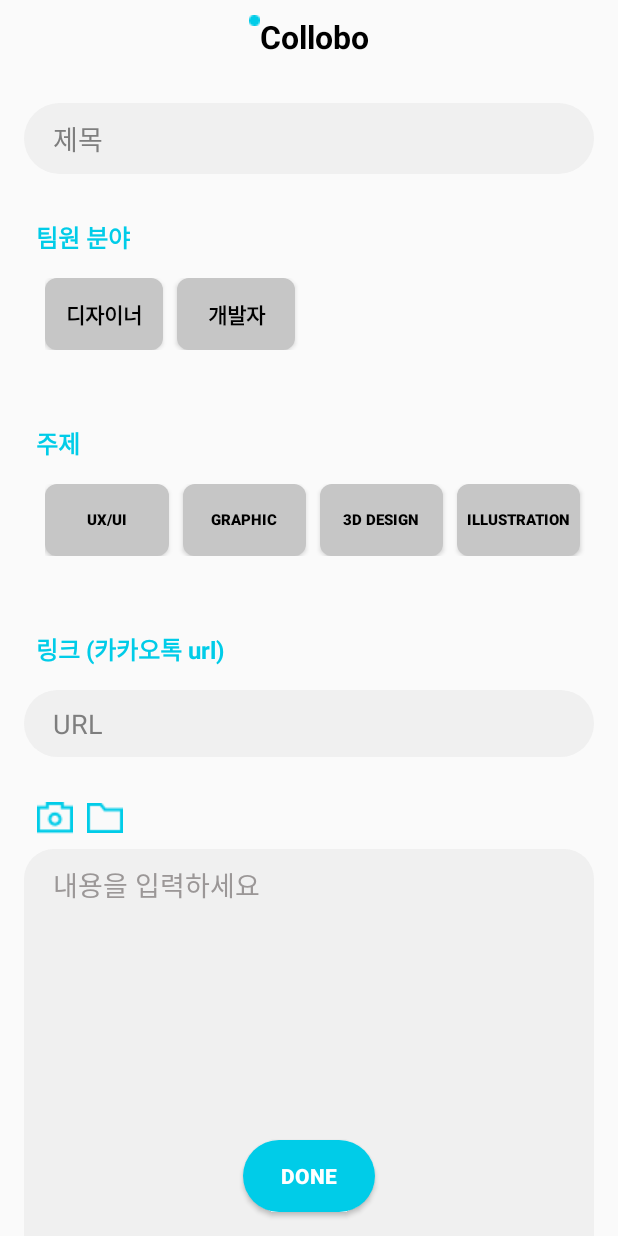
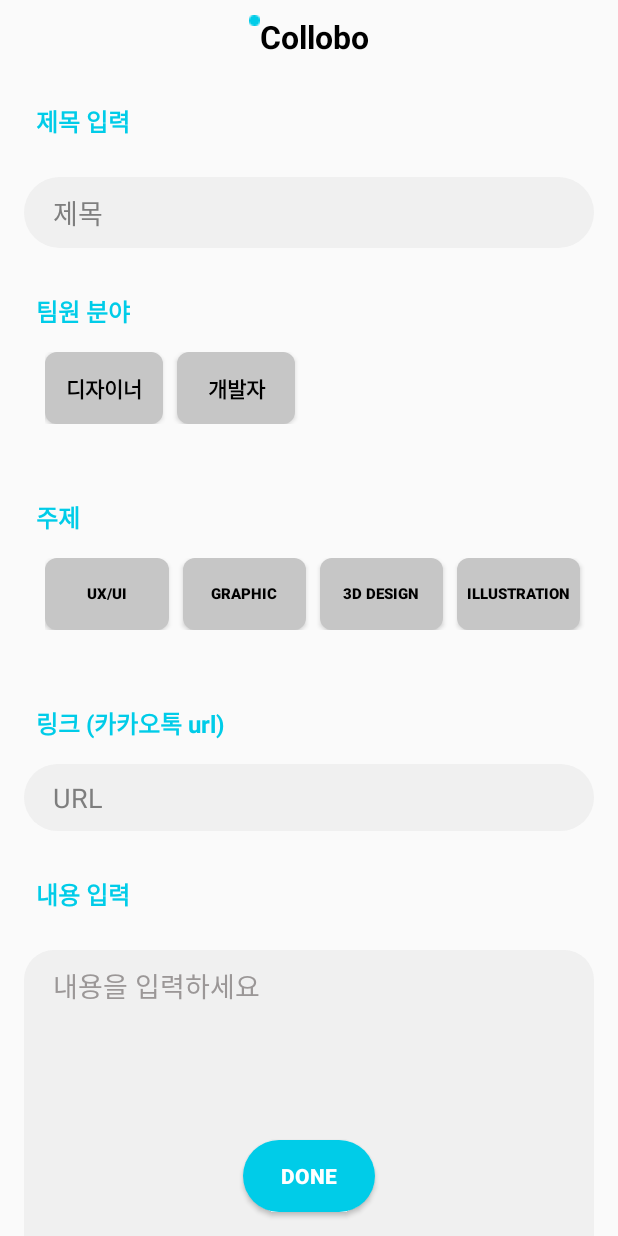
Before and after one commit to EJ-pro/Collobo-Station, an Android app: the Team_Write_Activity screen opened directly, with no data from a screen before it, on a phone screen of 412 x 824 dp. Run offline under Robolectric (Android 15) with nearby library versions, the phone set to English and light mode, and no system bars; our stand-ins replace Firebase (no records; nobody signed in at launch, a user with empty details on screens opened directly).

Commit message:
scrap 디자인 수정 드디어 되었다 item gravite 잘못되어있었음

```diff
--- a/app/src/main/res/layout/activity_team_write.xml
+++ b/app/src/main/res/layout/activity_team_write.xml
@@ -43,11 +43,27 @@
                 <!-- TextView -->
 
                 <!-- 첫 번째 Button 그룹 -->
+                <LinearLayout
+                    android:layout_width="match_parent"
+                    android:layout_height="wrap_content"
+                    android:layout_marginBottom="10dp"
+                    android:orientation="horizontal">
+
+                    <TextView
+                        android:layout_width="wrap_content"
+                        android:layout_height="wrap_content"
+                        android:layout_marginTop="30dp"
+                        android:layout_marginLeft="8dp"
+                        android:layout_marginBottom="15dp"
+                        android:text="제목 입력"
+                        android:textColor="@color/maincolor"
+                        android:textSize="16sp"
+                        android:textStyle="bold" />
+                </LinearLayout>
                 <EditText
                     android:id="@+id/editTextTitle"
                     android:layout_width="match_parent"
                     android:layout_height="wrap_content"
-                    android:layout_marginTop="30dp"
                     android:layout_marginBottom="30dp"
                     android:background="@drawable/team_write_background"
                     android:hint="  제목"
@@ -201,28 +217,21 @@
                     android:padding="10dp"
                     android:textColorHint="#7E7E7E" />
 
-                <!-- 마지막으로 이미지 버튼 2개 -->
                 <LinearLayout
                     android:layout_width="match_parent"
                     android:layout_height="wrap_content"
-                    android:layout_marginLeft="8dp"
                     android:layout_marginBottom="10dp"
                     android:orientation="horizontal">
 
-                    <ImageButton
-                        android:id="@+id/cameraButton"
-                        android:layout_width="25dp"
-                        android:layout_height="21dp"
-                        android:src="@drawable/image_camera"
-                        android:background="@android:color/transparent"/>
-
-                    <ImageButton
-                        android:id="@+id/fileButton"
-                        android:layout_width="25dp"
-                        android:layout_height="21dp"
-                        android:src="@drawable/image_folder"
+                    <TextView
+                        android:layout_width="wrap_content"
+                        android:layout_height="wrap_content"
                         android:layout_marginLeft="8dp"
-                        android:background="@android:color/transparent"/>
+                        android:layout_marginBottom="15dp"
+                        android:text="내용 입력"
+                        android:textColor="@color/maincolor"
+                        android:textSize="16sp"
+                        android:textStyle="bold" />
                 </LinearLayout>
 
                 <!-- 작성 내용 입력란 -->
--- a/app/src/main/res/layout/fragment_home.xml
+++ b/app/src/main/res/layout/fragment_home.xml
@@ -108,6 +108,7 @@
                     android:paddingEnd="30dp"
                     android:paddingBottom="10dp"
                     android:orientation="horizontal"
+                    android:overScrollMode="never"
                     android:adjustViewBounds="true"
                     android:layout_marginTop="10dp"/>
 
@@ -175,6 +176,7 @@
             android:layout_width="match_parent"
             android:layout_height="wrap_content"
             android:fitsSystemWindows="true"
+            android:overScrollMode="never"
             android:background="@color/black"
             android:paddingBottom="50dp"
             app:layout_behavior="@string/appbar_scrolling_view_behavior"
--- a/app/src/main/res/layout/fragment_scrap.xml
+++ b/app/src/main/res/layout/fragment_scrap.xml
@@ -37,12 +37,6 @@
                 android:layout_height="wrap_content"
                 android:layout_weight="1"/>
 
-            <ImageView
-                android:id="@+id/meunbar"
-                android:layout_width="35dp"
-                android:layout_height="35dp"
-                android:layout_margin="20dp"
-                android:src="@drawable/image_menu" />
         </LinearLayout>
         <ImageButton
             android:id="@+id/btn_add_contest"
--- a/app/src/main/res/layout/item_scrap_page.xml
+++ b/app/src/main/res/layout/item_scrap_page.xml
@@ -4,7 +4,8 @@
     android:layout_width="match_parent"
     android:layout_height="match_parent"
     android:orientation="vertical"
-    android:gravity="center">
+    android:gravity="bottom"
+    android:paddingBottom="70dp">
 
     <!-- CardView for Scrap Item -->
     <androidx.cardview.widget.CardView
```
Also changed, not shown: app/src/main/java/com/example/collobo_station/Fragment/Scrap/Fragment_Scrap.kt (+5 -5 lines), app/src/main/java/com/example/collobo_station/Team_Matching/Team_Write_Activity.kt (+26 -9 lines).
